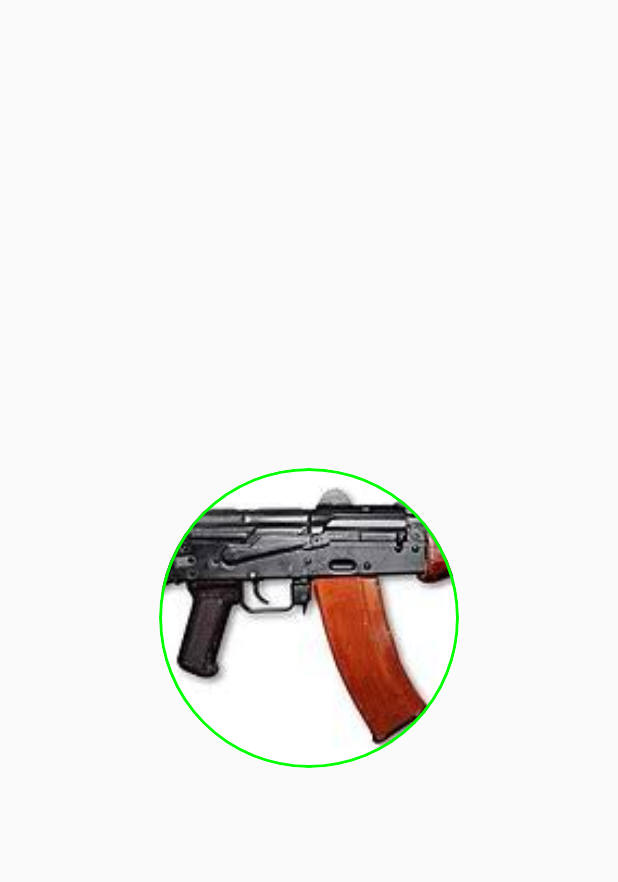
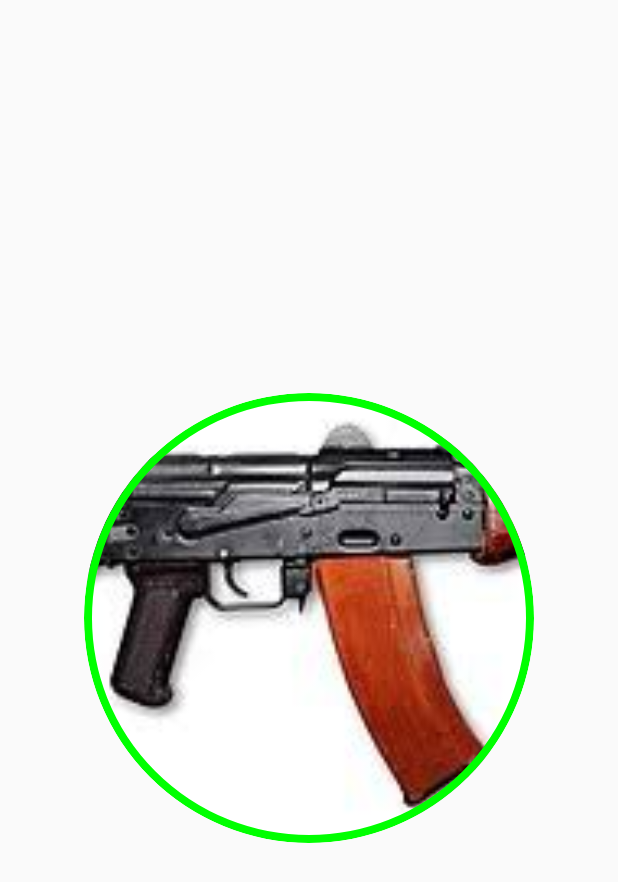
Before and after one commit to Hassan-Chobaki/verver, an Android app built with Jetpack Compose: the screen it shows after launch (MainActivity), after a tap on "ورود", on a phone screen of 412 x 824 dp. Shown: the top 882 px of the screen. Run offline under Robolectric (Android 15) with nearby library versions, the phone set to English and light mode, and no system bars.

Commit message:
افزودن اواتار با کلیک ودرگ در homscreen.kt

```diff
--- a/app/src/main/java/com/chat/verver/HomeScreen.kt
+++ b/app/src/main/java/com/chat/verver/HomeScreen.kt
@@ -1,6 +1,8 @@
 package com.chat.verver
 
 import android.R.attr.translationZ
+import androidx.annotation.AnyRes
+import androidx.compose.animation.core.animateFloatAsState
 import androidx.compose.foundation.Image
 import androidx.compose.foundation.background
 import androidx.compose.foundation.border
@@ -36,6 +38,9 @@ import androidx.compose.ui.graphics.Color
 import androidx.compose.ui.graphics.graphicsLayer
 import androidx.compose.ui.input.pointer.pointerInput
 import androidx.compose.ui.layout.ContentScale
+import androidx.compose.ui.layout.LayoutCoordinates
+import androidx.compose.ui.layout.onGloballyPositioned
+import androidx.compose.ui.layout.positionInRoot
 import androidx.compose.ui.platform.LocalConfiguration
 import androidx.compose.ui.res.painterResource
 import androidx.compose.ui.text.font.FontWeight
@@ -46,6 +51,7 @@ import androidx.compose.ui.unit.times
 import androidx.compose.ui.zIndex
 import androidx.navigation.NavController
 import coil.compose.AsyncImage
+import kotlin.math.roundToInt
 
 data class User(
     val name: String,
@@ -66,30 +72,54 @@ val avatars = listOf(
 @Composable
 fun HomeScreen(navController: NavController) {
 
-    val users: List<User>
-    users = listOf(
-        User("hassan", R.drawable.avatar1, true),
-        User( "مریم", R.drawable.avatar2, false),
-        User( "علی رضا", R.drawable.avatar3, true)
+var px: Int=50
 
+    AvatarStack(0, px)
+    px=px+20
 
-    )
-
-
-AvatarStack(R.drawable.avatar1)
 
 }//fun
 
+
+
+
+
 @Composable
-fun AvatarStack(imageProfile : Any){
-    Box(modifier = Modifier.fillMaxSize(),
+fun AvatarStack( xX: Int, yY: Int){
+    var index by remember {mutableStateOf(0)}
+    var offsetX by remember { mutableStateOf(0f) }
+    val animatadeOffsetX by animateFloatAsState(targetValue = offsetX, label = "offsetx animation")
+    Box(modifier = Modifier.fillMaxSize()
+        .pointerInput(Unit){detectHorizontalDragGestures(onDragEnd =  {  if (offsetX>15 && index>0) index-- else if(offsetX<-15 && index<2)index++
+        offsetX=0f}, onHorizontalDrag = {change, dragAmount -> offsetX-=dragAmount} ) },
+
         contentAlignment = Alignment.Center
+
+
+        // contentAlignment = Alignment.Center
+
         ){
 
 
 
 
-                        AsyncImage(imageProfile, contentDescription = "Avatar", contentScale = ContentScale.Crop, modifier = Modifier.size(200.dp).clip(CircleShape).border(width = 2.dp, color = Color.Green, shape = CircleShape))
+                        AsyncImage(avatars[index],
+                                                    contentDescription = "Avatar",
+                                                    contentScale = ContentScale.Crop,
+                                                    modifier = Modifier
+                                                                       // .offset(x=xX.dp,y=yY.dp)
+                                                                        .offset{IntOffset(animatadeOffsetX.roundToInt(),0)}
+                                                                        .size(300.dp)
+                                                                        .clip(CircleShape)
+
+
+                                                                        .clickable{index=(index+1)%avatars.size}
+
+                                                                        .border(width = 5.dp,
+                                                    color = Color.Green, shape = CircleShape)
+
+
+                        ) //AsyncImage
 
     }
 
```
